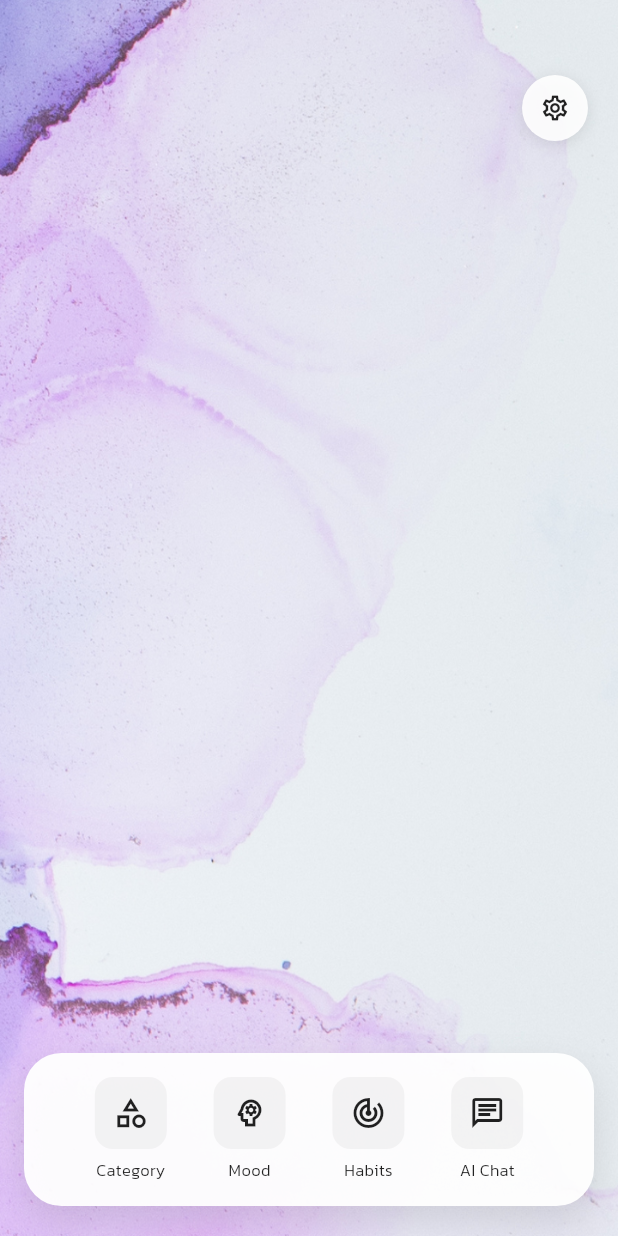
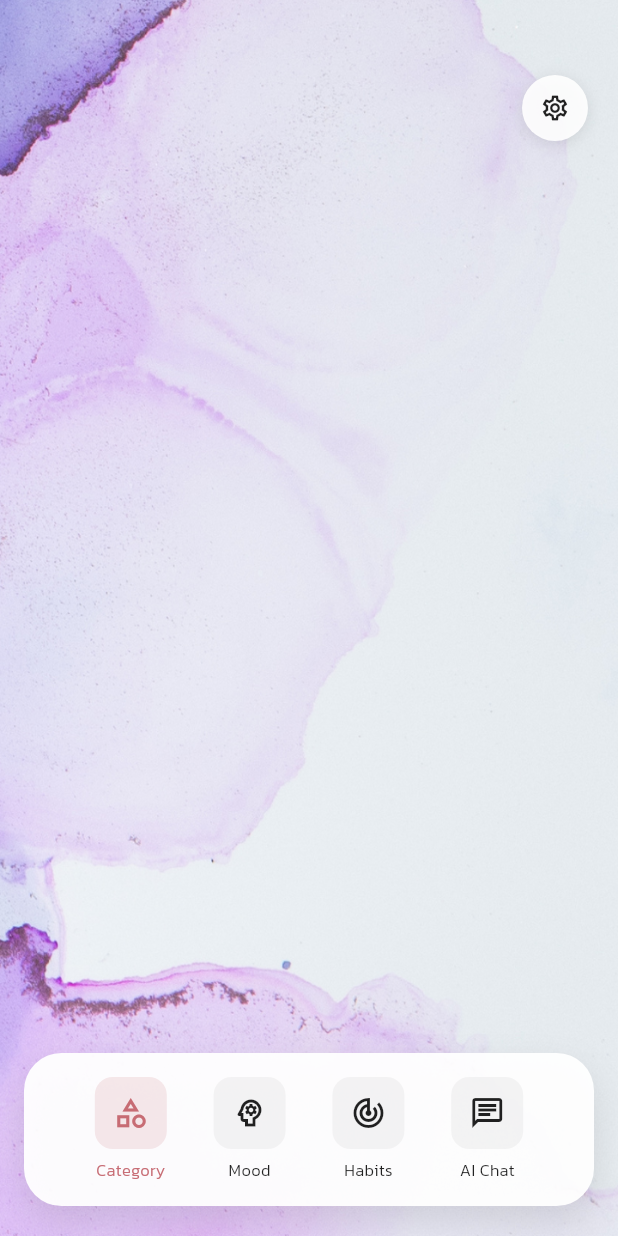
Before and after one commit to dantechu/phraser, a Flutter app: the PhraserViewScreen screen opened by its route, on a phone screen of 412 x 824 dp. Run offline on Flutter 3.47's test engine with Material 3 defaults, Android fonts, the phone set to English and light mode, and no system bars; drawn by our look-alikes of carousel_slider; our stand-ins replace cached_network_image, cloud_firestore, device_info_plus, dio, firebase_analytics, firebase_core and 24 more; missing offline and left inert: colorful_safe_area, flutter_email_sender, in_app_purchase_android, in_app_purchase_storekit, modal_progress_hud_alt, rate_my_app and 1 more; accounts and stored records are empty; generated files the repository leaves out were written again; network calls fail.

Commit message:
UI improved.

```diff
--- a/phraser/lib/screens/phraser_view.dart
+++ b/phraser/lib/screens/phraser_view.dart
@@ -274,7 +274,7 @@ class _PhraserViewScreenState extends State<PhraserViewScreen> {
                     padding: const EdgeInsets.symmetric(horizontal: 16, vertical: 16),
                     decoration: BoxDecoration(
                       color: Theme.of(context).brightness == Brightness.dark
-                          ? kPrimaryColor.withOpacity(0.9)
+                          ? Colors.grey[850]!.withOpacity(0.95)
                           : Colors.white.withOpacity(0.95),
                       borderRadius: BorderRadius.circular(25),
                       boxShadow: [
@@ -290,29 +290,38 @@ class _PhraserViewScreenState extends State<PhraserViewScreen> {
                       children: [
                         // Categories
                         _buildNavButton(
-                          icon: Icons.category_outlined,
+                          icon: _viewingModeViewModel.isCurrentMode(ViewingMode.categories)
+                              ? _viewingModeViewModel.getCurrentModeIcon()
+                              : Icons.category_outlined,
                           label: _viewingModeViewModel.isCurrentMode(ViewingMode.categories)
                               ? _viewingModeViewModel.getCurrentModeDisplayTextEllipsed(maxLength: 10)
                               : 'Categories',
                           onTap: () => _navigateToCategories(),
+                          isSelected: _viewingModeViewModel.isCurrentMode(ViewingMode.categories),
                         ),
 
                         // Mood Quotes (NEW)
                         _buildNavButton(
-                          icon: Icons.psychology_outlined,
+                          icon: _viewingModeViewModel.isCurrentMode(ViewingMode.mood)
+                              ? _viewingModeViewModel.getCurrentModeIcon()
+                              : Icons.psychology_outlined,
                           label: _viewingModeViewModel.isCurrentMode(ViewingMode.mood)
                               ? _viewingModeViewModel.getCurrentModeDisplayTextEllipsed(maxLength: 10)
                               : 'Mood',
                           onTap: () => _navigateToMoodQuotes(),
+                          isSelected: _viewingModeViewModel.isCurrentMode(ViewingMode.mood),
                         ),
 
                         // Habit Builder (NEW)
                         _buildNavButton(
-                          icon: Icons.track_changes_outlined,
+                          icon: _viewingModeViewModel.isCurrentMode(ViewingMode.habits)
+                              ? _viewingModeViewModel.getCurrentModeIcon()
+                              : Icons.track_changes_outlined,
                           label: _viewingModeViewModel.isCurrentMode(ViewingMode.habits)
                               ? _viewingModeViewModel.getCurrentModeDisplayTextEllipsed(maxLength: 10)
                               : 'Habits',
                           onTap: () => _navigateToHabits(),
+                          isSelected: _viewingModeViewModel.isCurrentMode(ViewingMode.habits),
                         ),
 
                         // AI Chat
@@ -320,6 +329,7 @@ class _PhraserViewScreenState extends State<PhraserViewScreen> {
                           icon: Icons.chat_outlined,
                           label: 'AI Chat',
                           onTap: () => _navigateToAIChat(),
+                          isSelected: _viewingModeViewModel.isCurrentMode(ViewingMode.aiChat),
                         ),
                       ],
                     ),
@@ -339,8 +349,6 @@ class _PhraserViewScreenState extends State<PhraserViewScreen> {
     required VoidCallback onTap,
     bool isSelected = false,
   }) {
-    // Use ViewingModeViewModel to determine selection state based on current mode
-    final bool isSelectedTab = _getIsSelectedTab(label) || isSelected;
     final isDark = Theme.of(context).brightness == Brightness.dark;
 
     return GestureDetector(
@@ -351,16 +359,16 @@ class _PhraserViewScreenState extends State<PhraserViewScreen> {
           Container(
             padding: const EdgeInsets.all(12),
             decoration: BoxDecoration(
-              color: isSelectedTab
-                  ? Theme.of(context).primaryColor.withOpacity(0.1)
+              color: isSelected
+                  ? kPrimaryColor.withOpacity(0.15)
                   : (isDark ? Colors.grey[700]!.withOpacity(0.3) : Colors.grey.withOpacity(0.1)),
               borderRadius: BorderRadius.circular(12),
             ),
             child: Icon(
               icon,
               size: 24,
-              color: isSelectedTab
-                  ? (isDark ? Colors.white : kPrimaryColor)
+              color: isSelected
+                  ? kPrimaryColor
                   : (isDark ? Colors.white70 : Colors.black87),
             ),
           ),
@@ -370,8 +378,8 @@ class _PhraserViewScreenState extends State<PhraserViewScreen> {
             style: TextStyle(
               fontSize: 11,
               fontWeight: FontWeight.w500,
-              color: isSelectedTab
-                  ? (isDark ? Colors.white : kPrimaryColor)
+              color: isSelected
+                  ? kPrimaryColor
                   : (isDark ? Colors.white70 : Colors.black87),
             ),
           ),
@@ -388,21 +396,6 @@ class _PhraserViewScreenState extends State<PhraserViewScreen> {
     Preferences.instance.selectedNavigationTab = tabName;
   }
 
-  // Helper method to check if tab is selected
-  bool _getIsSelectedTab(String label) {
-    switch (label) {
-      case 'Categories':
-        return _viewingModeViewModel.isCurrentMode(ViewingMode.categories);
-      case 'Mood':
-        return _viewingModeViewModel.isCurrentMode(ViewingMode.mood);
-      case 'Habits':
-        return _viewingModeViewModel.isCurrentMode(ViewingMode.habits);
-      case 'AI Chat':
-        return _viewingModeViewModel.isCurrentMode(ViewingMode.aiChat);
-      default:
-        return false;
-    }
-  }
 
   // Navigation Methods
   void _navigateToCategories() {
```
